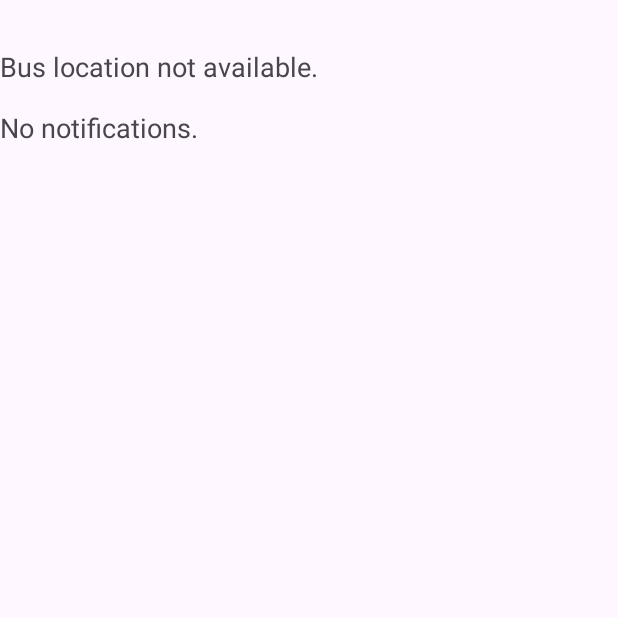
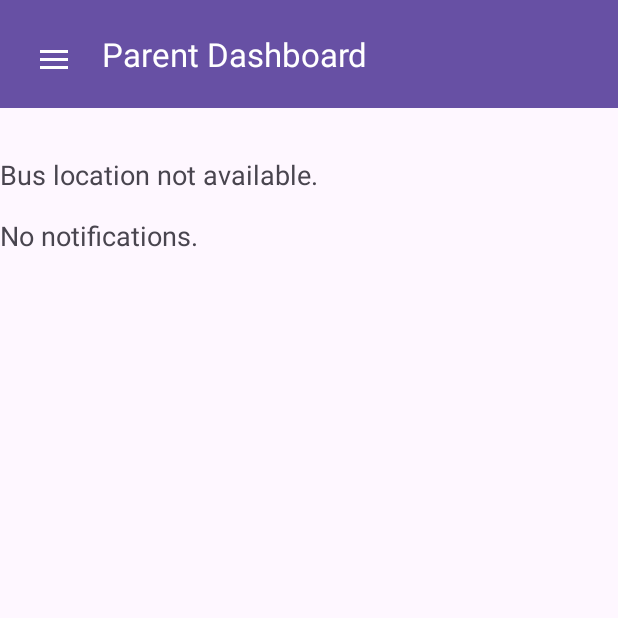
Before and after one commit to sricheekati/Smart_School_Bus_App_Android, an Android app: the ParentDashboardActivity screen opened directly, with no data from a screen before it, on a phone screen of 412 x 824 dp, the top half of it. Run offline under Robolectric (Android 15) with nearby library versions, the phone set to English and light mode, and no system bars; our stand-ins replace Firebase (no records; nobody signed in at launch, a user with empty details on screens opened directly).

Commit message:
updated parent Dashboard  and added routes functionality

```diff
--- a/app/src/main/java/com/example/smartschoolbusapp/ParentDashboardActivity.java
+++ b/app/src/main/java/com/example/smartschoolbusapp/ParentDashboardActivity.java
@@ -1,12 +1,16 @@
 package com.example.smartschoolbusapp;
 
+import android.content.Intent;
 import android.os.Bundle;
+import android.view.View;
 import android.widget.TextView;
 import android.widget.Toast;
-
-import androidx.annotation.NonNull;
+import androidx.appcompat.app.ActionBarDrawerToggle;
 import androidx.appcompat.app.AppCompatActivity;
-
+import androidx.drawerlayout.widget.DrawerLayout;
+import androidx.appcompat.widget.Toolbar;
+import com.google.android.material.navigation.NavigationView;
+import com.google.firebase.auth.FirebaseAuth;
 import com.google.firebase.database.DataSnapshot;
 import com.google.firebase.database.DatabaseError;
 import com.google.firebase.database.DatabaseReference;
@@ -15,21 +19,52 @@ import com.google.firebase.database.ValueEventListener;
 
 public class ParentDashboardActivity extends AppCompatActivity {
 
-    private TextView busLocation, notificationText;
+    private DrawerLayout drawerLayout;
+    private NavigationView navigationView;
+    private FirebaseAuth auth;
+    private TextView menuChat, menuRoutes, menuLogout, busLocation, notificationText;
 
     @Override
     protected void onCreate(Bundle savedInstanceState) {
         super.onCreate(savedInstanceState);
         setContentView(R.layout.activity_parent_dashboard);
 
-        // Initialize views
+        auth = FirebaseAuth.getInstance();
+        drawerLayout = findViewById(R.id.drawerLayout);
+        navigationView = findViewById(R.id.navigationView);
         busLocation = findViewById(R.id.bus_location);
         notificationText = findViewById(R.id.notification_text);
+        Toolbar toolbar = findViewById(R.id.toolbar);
 
-        // Track Bus Location
+        // ✅ Check if toolbar exists before setting it
+        if (toolbar != null) {
+            setSupportActionBar(toolbar);
+        }
+
+        View headerView = navigationView.getHeaderView(0);
+        menuChat = headerView.findViewById(R.id.menuChat);
+        menuRoutes = headerView.findViewById(R.id.menuRoutes);
+        menuLogout = headerView.findViewById(R.id.menuLogout);
+
+        // ✅ Check if drawerLayout exists before using it
+        if (drawerLayout != null) {
+            ActionBarDrawerToggle toggle = new ActionBarDrawerToggle(
+                    this, drawerLayout, toolbar, R.string.open, R.string.close
+            );
+            drawerLayout.addDrawerListener(toggle);
+            toggle.syncState();
+        }
+
+        menuChat.setOnClickListener(v -> startActivity(new Intent(ParentDashboardActivity.this, ChatActivity.class)));
+        menuRoutes.setOnClickListener(v -> startActivity(new Intent(ParentDashboardActivity.this, RoutesActivity.class)));
+
+        menuLogout.setOnClickListener(v -> {
+            auth.signOut();
+            startActivity(new Intent(ParentDashboardActivity.this, LoginActivity.class));
+            finish();
+        });
+
         trackBusLocation();
-
-        // Listen for Notifications
         listenForNotifications();
     }
 
@@ -37,7 +72,7 @@ public class ParentDashboardActivity extends AppCompatActivity {
         DatabaseReference locationRef = FirebaseDatabase.getInstance().getReference("buses/bus123/location");
         locationRef.addValueEventListener(new ValueEventListener() {
             @Override
-            public void onDataChange(@NonNull DataSnapshot snapshot) {
+            public void onDataChange(DataSnapshot snapshot) {
                 String lat = snapshot.child("lat").getValue(String.class);
                 String lng = snapshot.child("lng").getValue(String.class);
                 if (lat != null && lng != null) {
@@ -48,7 +83,7 @@ public class ParentDashboardActivity extends AppCompatActivity {
             }
 
             @Override
-            public void onCancelled(@NonNull DatabaseError error) {
+            public void onCancelled(DatabaseError error) {
                 Toast.makeText(ParentDashboardActivity.this, "Failed to load location: " + error.getMessage(), Toast.LENGTH_SHORT).show();
             }
         });
@@ -58,7 +93,7 @@ public class ParentDashboardActivity extends AppCompatActivity {
         DatabaseReference notificationRef = FirebaseDatabase.getInstance().getReference("buses/bus123/notifications");
         notificationRef.addValueEventListener(new ValueEventListener() {
             @Override
-            public void onDataChange(@NonNull DataSnapshot snapshot) {
+            public void onDataChange(DataSnapshot snapshot) {
                 String notification = snapshot.getValue(String.class);
                 if (notification != null) {
                     notificationText.setText("Notification: " + notification);
@@ -68,7 +103,7 @@ public class ParentDashboardActivity extends AppCompatActivity {
             }
 
             @Override
-            public void onCancelled(@NonNull DatabaseError error) {
+            public void onCancelled(DatabaseError error) {
                 Toast.makeText(ParentDashboardActivity.this, "Failed to load notifications: " + error.getMessage(), Toast.LENGTH_SHORT).show();
             }
         });
--- a/app/src/main/res/layout/activity_parent_dashboard.xml
+++ b/app/src/main/res/layout/activity_parent_dashboard.xml
@@ -1,12 +1,28 @@
 <?xml version="1.0" encoding="utf-8"?>
-<androidx.constraintlayout.widget.ConstraintLayout
-    xmlns:android="http://schemas.android.com/apk/res/android"
+<androidx.drawerlayout.widget.DrawerLayout xmlns:android="http://schemas.android.com/apk/res/android"
     xmlns:app="http://schemas.android.com/apk/res-auto"
     xmlns:tools="http://schemas.android.com/tools"
+    android:id="@+id/drawerLayout"
     android:layout_width="match_parent"
     android:layout_height="match_parent"
     tools:context=".ParentDashboardActivity">
 
+    <androidx.constraintlayout.widget.ConstraintLayout
+        android:layout_width="match_parent"
+        android:layout_height="match_parent">
+
+        <!-- 🛠 Toolbar -->
+        <androidx.appcompat.widget.Toolbar
+            android:id="@+id/toolbar"
+            android:layout_width="match_parent"
+            android:layout_height="wrap_content"
+            android:background="?attr/colorPrimary"
+            android:padding="8dp"
+            android:theme="@style/ThemeOverlay.AppCompat.Dark.ActionBar"
+            app:navigationIcon="@drawable/ic_menu"
+            app:title="Parent Dashboard" />
+
+        <!-- ✅ Bus Location Text -->
         <TextView
             android:id="@+id/bus_location"
             android:layout_width="0dp"
@@ -14,10 +30,11 @@
             android:layout_marginTop="32dp"
             android:text="Bus Location"
             android:textSize="18sp"
-        app:layout_constraintTop_toTopOf="parent"
             app:layout_constraintStart_toStartOf="parent"
-        app:layout_constraintEnd_toEndOf="parent" />
+            app:layout_constraintEnd_toEndOf="parent"
+            app:layout_constraintTop_toBottomOf="@id/toolbar" />
 
+        <!-- ✅ Notifications Text -->
         <TextView
             android:id="@+id/notification_text"
             android:layout_width="0dp"
@@ -25,7 +42,18 @@
             android:layout_marginTop="16dp"
             android:text="Notifications"
             android:textSize="18sp"
-        app:layout_constraintTop_toBottomOf="@id/bus_location"
             app:layout_constraintStart_toStartOf="parent"
-        app:layout_constraintEnd_toEndOf="parent" />
+            app:layout_constraintEnd_toEndOf="parent"
+            app:layout_constraintTop_toBottomOf="@id/bus_location" />
+
     </androidx.constraintlayout.widget.ConstraintLayout>
+
+    <!-- 📖 Sidebar Menu -->
+    <com.google.android.material.navigation.NavigationView
+        android:id="@+id/navigationView"
+        android:layout_width="280dp"
+        android:layout_height="match_parent"
+        android:layout_gravity="start"
+        app:headerLayout="@layout/menu_sidebar" />
+
+</androidx.drawerlayout.widget.DrawerLayout>
```
Also changed, not shown: app/src/main/java/com/example/smartschoolbusapp/Routes.java (added, +38 -0 lines), app/src/main/java/com/example/smartschoolbusapp/RoutesActivity.java (added, +97 -0 lines), app/src/main/res/layout/activity_routes.xml (added, +36 -0 lines). Lines whose indentation alone changed are shown as unchanged.
